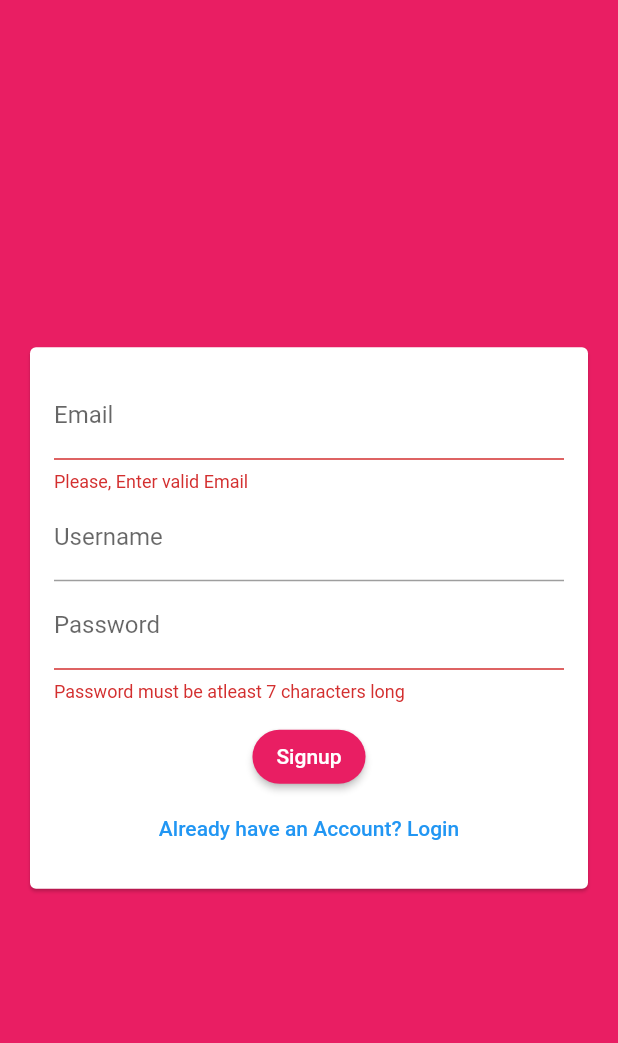
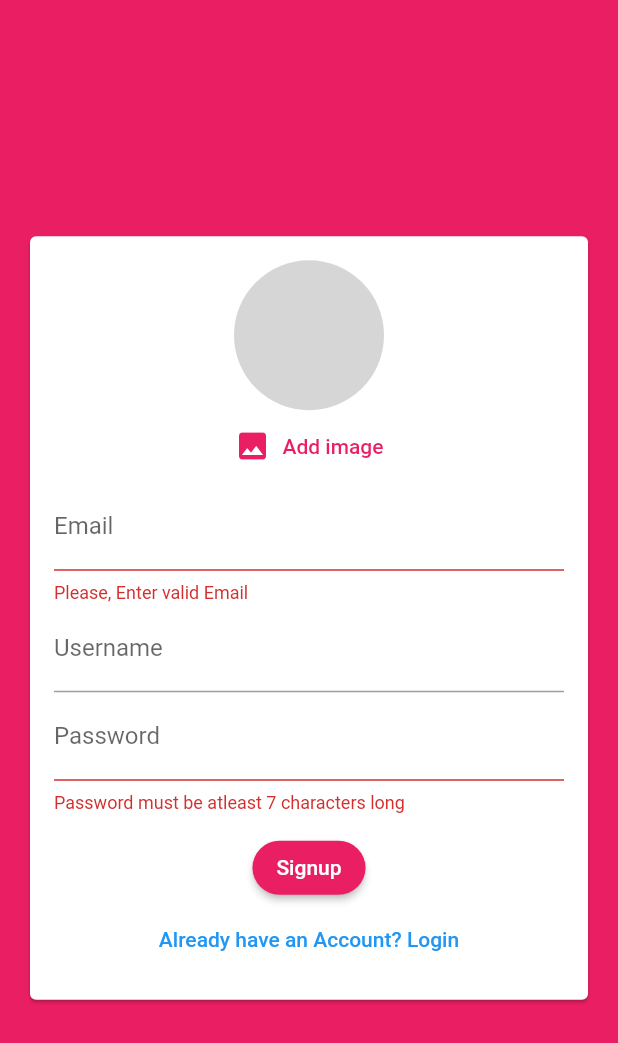
Before and after one commit to Umang2510/FlutterChat, a Flutter app: the screen it shows after launch, after a tap on "Login", after a tap on "Create an Account", on a phone screen of 412 x 824 dp. Shown: the top 1043 px of the screen. Run offline on Flutter 3.47's test engine with Material 2 defaults, Android fonts, the phone set to English and light mode, and no system bars; our stand-ins replace cloud_firestore, firebase_auth, firebase_core, image_picker; accounts and stored records are empty.

Commit message:
sec-14 339. Adding an Image Picker

```diff
--- a/lib/Widgets/auth/auth_form.dart
+++ b/lib/Widgets/auth/auth_form.dart
@@ -1,4 +1,7 @@
+import 'package:firebase_auth/firebase_auth.dart';
 import 'package:flutter/material.dart';
+
+import '../pickers/user_image_picker.dart';
 
 class AuthForm extends StatefulWidget {
   final void Function(String email, String password, String usernm,
@@ -42,6 +45,7 @@ class _AuthFormState extends State<AuthForm> {
               child: Column(
                 mainAxisSize: MainAxisSize.min,
                 children: <Widget>[
+                  if (!_isLogin) const UserImagePicker(),
                   TextFormField(
                     key: const ValueKey('email'),
                     validator: (value) {
--- /dev/null
+++ b/lib/Widgets/pickers/user_image_picker.dart
@@ -0,0 +1,46 @@
+import 'dart:io';
+
+import 'package:flutter/material.dart';
+
+import 'package:image_picker/image_picker.dart';
+
+class UserImagePicker extends StatefulWidget {
+  const UserImagePicker({super.key});
+
+  @override
+  State<UserImagePicker> createState() => _UserImagePickerState();
+}
+
+class _UserImagePickerState extends State<UserImagePicker> {
+  File? _pickedImage;
+
+  void _pickImage() async {
+    final imagePicker = ImagePicker();
+    final pickedImageFile =
+        await imagePicker.pickImage(source: ImageSource.camera);
+    setState(() {
+      if (pickedImageFile != null) {
+        _pickedImage = File(pickedImageFile.path);
+      }
+    });
+  }
+
+  @override
+  Widget build(BuildContext context) {
+    return Column(
+      children: <Widget>[
+        CircleAvatar(
+          radius: 50,
+          backgroundColor: Colors.grey[350],
+          backgroundImage:
+              _pickedImage != null ? FileImage(_pickedImage as File) : null,
+        ),
+        TextButton.icon(
+          icon: const Icon(Icons.image),
+          label: const Text('Add image'),
+          onPressed: _pickImage,
+        ),
+      ],
+    );
+  }
+}
--- a/pubspec.yaml
+++ b/pubspec.yaml
@@ -39,6 +39,7 @@ dependencies:
   firebase_core: ^2.4.1
   cloud_firestore: ^4.3.1
   firebase_auth: ^4.2.5
+  image_picker: ^0.8.6+1
 
 dev_dependencies:
   flutter_test:
```
Also changed, not shown: pubspec.lock, 1 other file.
